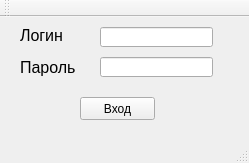
Before: the Qt Designer form MI_Client/mainwindow.ui in Arankir/Labs, drawn with Qt 5.
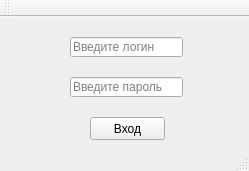
After: the same form once the commit is applied.

```diff
--- a/MI_Client/mainwindow.ui
+++ b/MI_Client/mainwindow.ui
@@ -7,7 +7,7 @@
     <x>0</x>
     <y>0</y>
     <width>249</width>
-    <height>163</height>
+    <height>171</height>
    </rect>
   </property>
   <property name="windowTitle">
@@ -17,36 +17,21 @@
    <widget class="QLineEdit" name="LoginEdit">
     <property name="geometry">
      <rect>
-      <x>100</x>
-      <y>10</y>
+      <x>70</x>
+      <y>20</y>
       <width>113</width>
       <height>20</height>
      </rect>
     </property>
-   </widget>
-   <widget class="QLabel" name="LoginLable">
-    <property name="geometry">
-     <rect>
-      <x>20</x>
-      <y>10</y>
-      <width>51</width>
-      <height>16</height>
-     </rect>
-    </property>
-    <property name="font">
-     <font>
-      <pointsize>12</pointsize>
-     </font>
-    </property>
-    <property name="text">
-     <string>Логин</string>
+    <property name="placeholderText">
+     <string>Введите логин</string>
     </property>
    </widget>
    <widget class="QPushButton" name="Connect">
     <property name="geometry">
      <rect>
-      <x>80</x>
-      <y>80</y>
+      <x>90</x>
+      <y>100</y>
       <width>75</width>
       <height>23</height>
      </rect>
@@ -58,30 +43,15 @@
    <widget class="QLineEdit" name="PaswordEdit">
     <property name="geometry">
      <rect>
-      <x>100</x>
-      <y>40</y>
+      <x>70</x>
+      <y>60</y>
       <width>113</width>
       <height>20</height>
      </rect>
     </property>
-   </widget>
-   <widget class="QLabel" name="PaswordLable">
-    <property name="geometry">
-     <rect>
-      <x>20</x>
-      <y>40</y>
-      <width>61</width>
-      <height>21</height>
-     </rect>
+    <property name="placeholderText">
+     <string>Введите пароль</string>
     </property>
-    <property name="font">
-     <font>
-      <pointsize>12</pointsize>
-     </font>
-    </property>
-    <property name="text">
-     <string>Пароль</string>
-    </property>
    </widget>
   </widget>
   <widget class="QMenuBar" name="menuBar">
```
Left out of the diff: 15 changed lines with no effect on the pictures.
